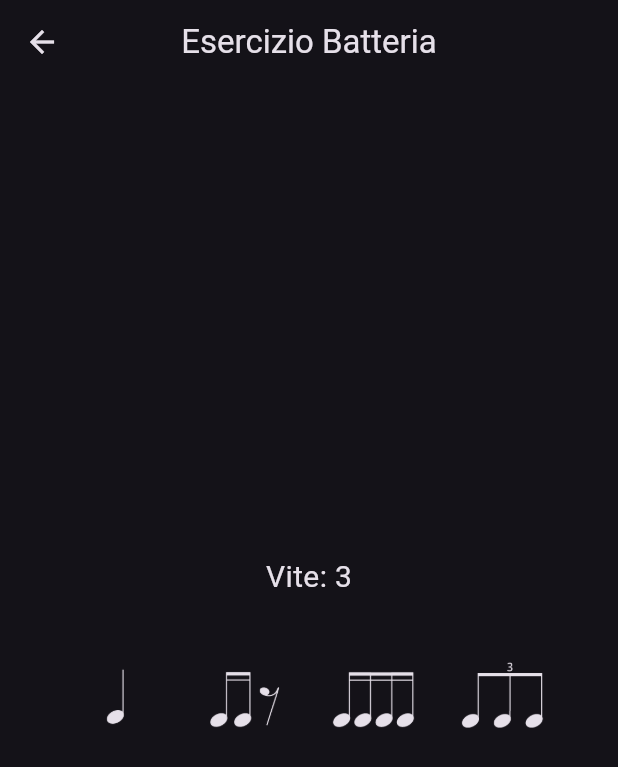
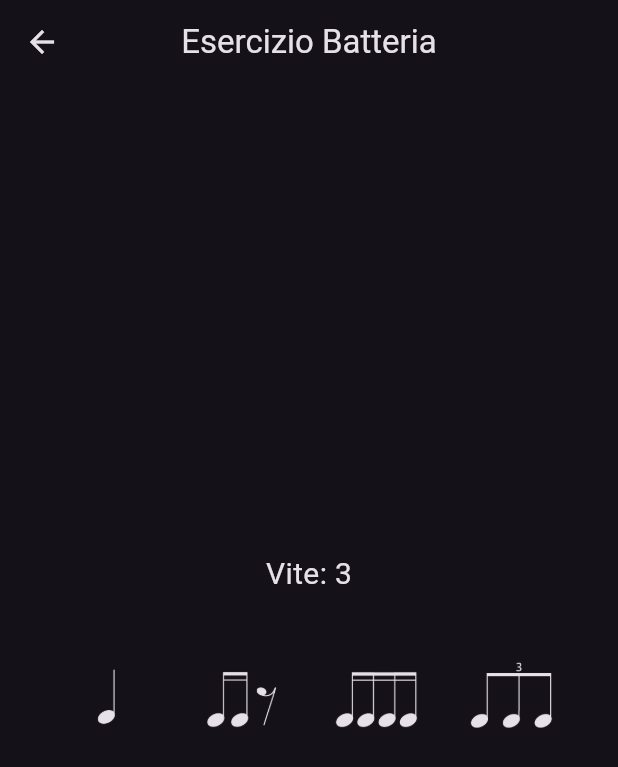
Before and after one commit to emavola/on-beat, a Flutter app: the ExercisePage screen opened by its route, after a tap on "Start", on a phone screen of 412 x 824 dp. Shown: the top 767 px of the screen. Run offline on Flutter 3.47's test engine with Material 3 defaults, Android fonts, the light colour scheme and no system bars; our stand-ins replace sensors_plus.

Commit message:
Remove useless if

```diff
--- a/lib/pages/exercise_page.dart
+++ b/lib/pages/exercise_page.dart
@@ -1,4 +1,5 @@
 import 'package:flutter/material.dart';
+import 'package:on_beat/models/quarter_state.dart';
 
 import '../controllers/exercise_controller.dart';
 import '../services/accelerometer_service.dart';
@@ -67,7 +68,6 @@ class _ExercisePageState extends State<ExercisePage> {
 
             // BATTUTA CORRENTE
             if (measureController != null)
-              if (measureController != null)
               Row(
                 mainAxisAlignment: MainAxisAlignment.center,
                 children: List.generate(
@@ -77,7 +77,7 @@ class _ExercisePageState extends State<ExercisePage> {
                     final state = measureController.quarterStates[index];
 
                     return Padding(
-                        padding: const EdgeInsets.all(8),
+                      padding: const EdgeInsets.all(10),
                       child: QuarterTile(
                         state: state,
                         child: Image.asset(
```
Lines whose indentation alone changed are shown as unchanged.
